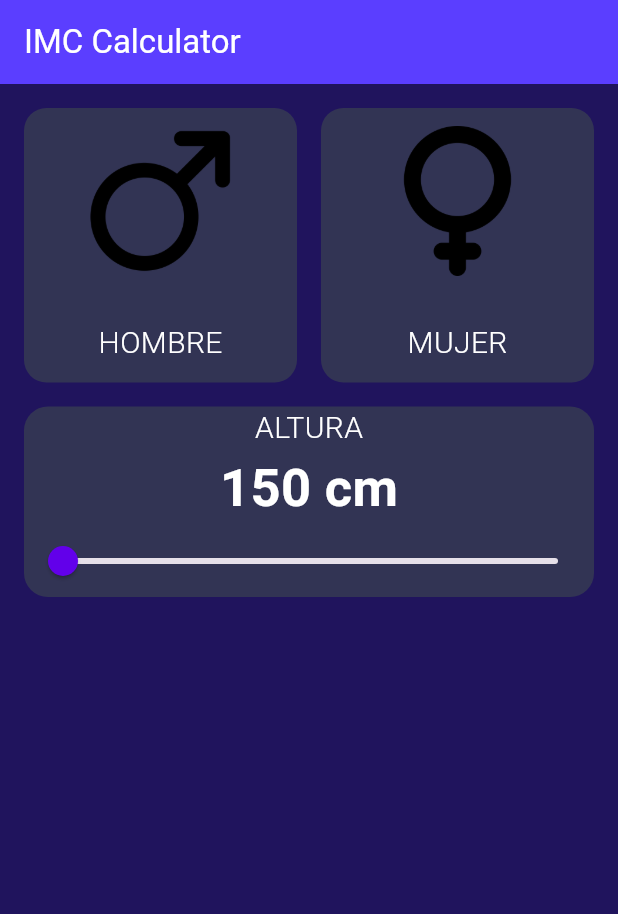
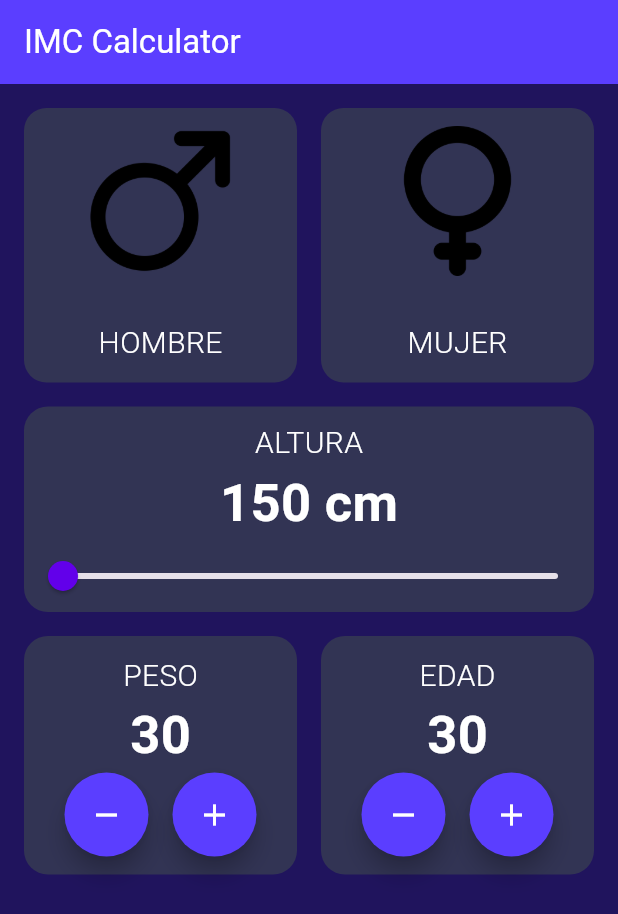
Before and after one commit to DanielGuzmanV/Proyecto-Flutter-IMCApp, a Flutter app: the screen it shows after launch, on a phone screen of 412 x 824 dp. Shown: the top 914 px of the screen. Run offline on Flutter 3.47's test engine with Material 3 defaults, Android fonts, the phone set to English and light mode, and no system bars.

Commit message:
Clase para agregar edad y peso, modificacion de otras clases

```diff
--- a/lib/components/height_selector.dart
+++ b/lib/components/height_selector.dart
@@ -23,6 +23,7 @@ class _HeightSelectorState extends State<HeightSelector> {
         ),
         child: Column(
           children: [
+            const SizedBox(height: 10,),
             const Text(
               'ALTURA',
               style: ClaseTextStyles.bodyText,
--- /dev/null
+++ b/lib/components/number_selector.dart
@@ -0,0 +1,68 @@
+import 'package:flutter/material.dart';
+import 'package:imc_app/config/theme/app_theme.dart';
+import 'package:imc_app/config/theme/text_style.dart';
+
+class NumberSelector extends StatefulWidget {
+  final String title;
+
+  const NumberSelector({
+    super.key,
+    required this.title
+  });
+
+  @override
+  State<NumberSelector> createState() => _NumberSelectorState();
+}
+
+class _NumberSelectorState extends State<NumberSelector> {
+  @override
+  Widget build(BuildContext context) {
+    return Container(
+      decoration: BoxDecoration(
+        color: ThemeColor.backgroundComponent,
+        borderRadius: BorderRadius.circular(16),
+      ),
+
+      child: Padding(
+        padding: const EdgeInsets.all(12),
+        child: Column(
+
+          children: [
+            Text(widget.title, style: ClaseTextStyles.bodyText,),
+            const Text(
+              '30',
+              style: TextStyle(
+                color: Colors.white,
+                fontSize: 35,
+                fontWeight: FontWeight.bold
+              ),
+            ),
+
+            Row(
+              mainAxisAlignment: MainAxisAlignment.center,
+              children: [
+                FloatingActionButton(
+                  onPressed: (){},
+                  shape: const CircleBorder(),
+                  backgroundColor: ThemeColor.primary,
+                  child: const Icon(Icons.remove, color: Colors.white,),
+
+                ),
+
+                const SizedBox(width: 16,),
+
+                FloatingActionButton(
+                  onPressed: (){},
+                  shape: const CircleBorder(),
+                  backgroundColor: ThemeColor.primary,
+                  child: const Icon(Icons.add, color: Colors.white,),
+                )
+              ],
+            )
+
+          ],
+        ),
+      ),
+    );
+  }
+}
--- a/lib/presentation/screens/imc_home.dart
+++ b/lib/presentation/screens/imc_home.dart
@@ -1,6 +1,7 @@
 import 'package:flutter/material.dart';
 import 'package:imc_app/components/gender_selector.dart';
 import 'package:imc_app/components/height_selector.dart';
+import 'package:imc_app/components/number_selector.dart';
 
 class ImcHomeScreen extends StatefulWidget {
   const ImcHomeScreen({super.key});
@@ -12,10 +13,29 @@ class ImcHomeScreen extends StatefulWidget {
 class _ImcHomeScreenState extends State<ImcHomeScreen> {
   @override
   Widget build(BuildContext context) {
-    return const Column(
-      children: [
+    return ListView(
+      children:const <Widget> [
         GenderSelector(),
-        HeightSelector()
+        HeightSelector(),
+
+        Padding(
+          padding: EdgeInsets.all(16),
+          child: Row(
+            children: <Widget> [
+
+              Expanded(
+                child: NumberSelector(title: 'PESO')
+              ),
+
+              SizedBox(width: 16,),
+
+              Expanded(
+                child: NumberSelector(title: 'EDAD')
+              ),
+
+            ],
+          ),
+        ),
       ],
     );
   }
```
